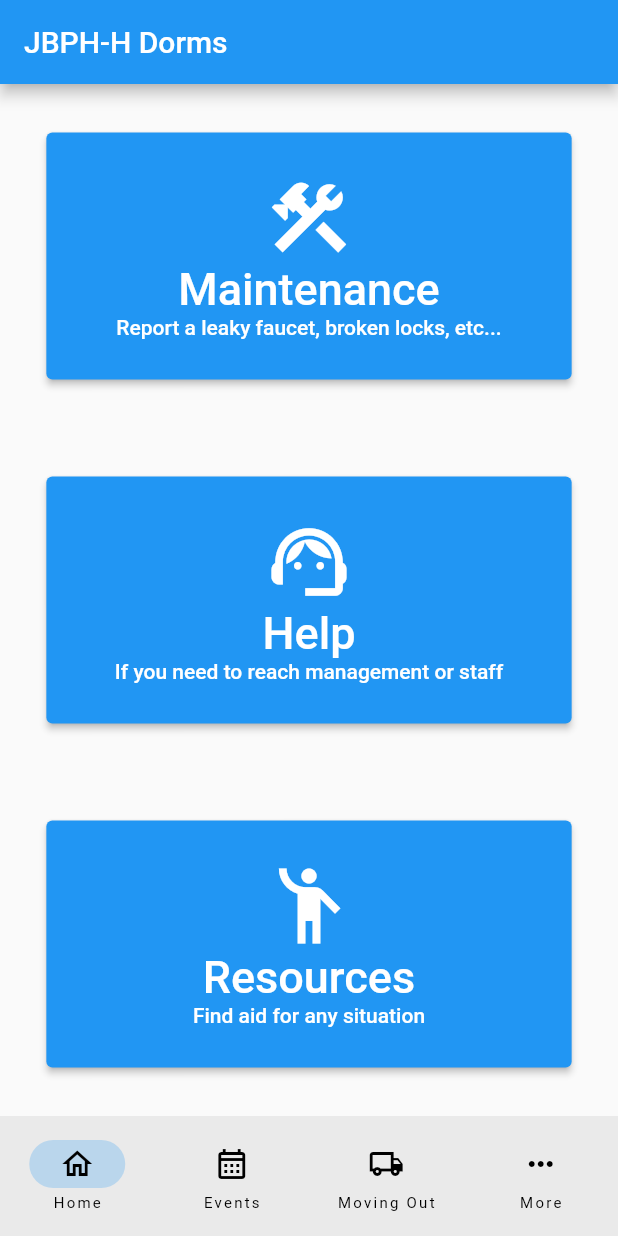
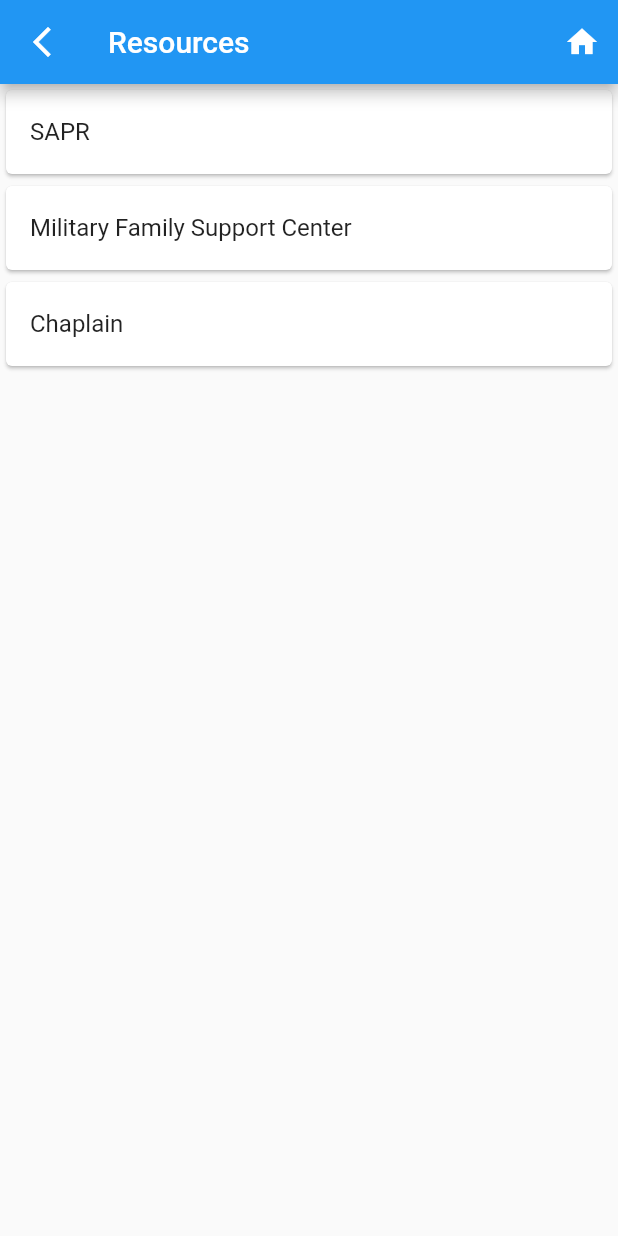
Before and after one commit to Aaron-m-ram/Flutter-Dormitory, a Flutter app: the screen it shows after launch, after a tap on "Resources", on a phone screen of 412 x 824 dp. Run offline on Flutter 3.47's test engine with Material 2 defaults, Android fonts, the phone set to English and light mode, and no system bars.

Commit message:
Resources and Help
Worked on the resource page, cleaned it up and is now complete. Working on help page. Have the delegator viewing the context of the help page. Have appbar but need to add body information

```diff
--- a/flutter_dorm/lib/home_page.dart
+++ b/flutter_dorm/lib/home_page.dart
@@ -1,5 +1,7 @@
 import 'package:flutter/material.dart';
 import 'package:url_launcher/url_launcher.dart';
+import 'package:flutter_dorm/resources.dart';
+import 'package:flutter_dorm/help.dart';
 
 class HomePage extends StatelessWidget {
   const HomePage({super.key});
@@ -41,6 +43,13 @@ class HomePage extends StatelessWidget {
               //padding: const EdgeInsets.all(100.0),
             ),
             onPressed: () async {
+              Navigator.of(context).push(
+                MaterialPageRoute(
+                  builder: (BuildContext context) {
+                    return const Help();
+                  },
+                ),
+              );
               debugPrint("You pressed help");
             },
             child: Column(
@@ -62,6 +71,13 @@ class HomePage extends StatelessWidget {
             //padding: const EdgeInsets.all(100.0),
           ),
           onPressed: () {
+            Navigator.of(context).push(
+              MaterialPageRoute(
+                builder: (BuildContext context) {
+                  return const Resources();
+                },
+              ),
+            );
             debugPrint("You pressed Resources");
           },
           child: Column(
--- /dev/null
+++ b/flutter_dorm/lib/resources.dart
@@ -0,0 +1,62 @@
+import 'package:flutter/material.dart';
+import 'package:flutter_dorm/main.dart';
+import 'package:url_launcher/url_launcher.dart';
+
+final items = ['SAPR', 'Military Family Support Center', 'Chaplain'];
+final urlArr = [
+  'https://www.15wing.af.mil/UNITS/15th-Wing-SAPR/',
+  'https://jbphh.greatlifehawaii.com/support/military-family-support-center',
+  'https://jbchapel.info/'
+];
+
+class Resources extends StatefulWidget {
+  const Resources({super.key});
+
+  @override
+  State<Resources> createState() => _ResourcesState();
+}
+
+class _ResourcesState extends State<Resources> {
+  @override
+  Widget build(BuildContext context) {
+    return Scaffold(
+      appBar: AppBar(
+        title: const Text('Resources'),
+        automaticallyImplyLeading: false, //
+        leading: IconButton(
+          onPressed: () {
+            Navigator.of(context).pop();
+          },
+          icon: const Icon(Icons.arrow_back_ios_new),
+        ),
+        actions: [
+          IconButton(
+              onPressed: () {
+                Navigator.pop(context, true);
+                Navigator.pushReplacement(context,
+                    MaterialPageRoute(builder: (context) => const RootPage()));
+                //debugPrint('I wanna got hooooommmmemeee');
+              },
+              icon: const Icon(Icons.home))
+        ],
+      ),
+      body: ListView.builder(
+        itemCount: items.length,
+        itemBuilder: (context, index) {
+          return GestureDetector(
+            onTap: () async {
+              Uri resourcesList = Uri.parse(urlArr[index]);
+              launchUrl(resourcesList);
+              //debugPrint("You pressed ${items[index]}");
+            },
+            child: Card(
+              child: ListTile(
+                title: Text(items[index]),
+              ),
+            ),
+          );
+        },
+      ),
+    );
+  }
+}
```
Also changed, not shown: flutter_dorm/lib/help.dart (added, +38 -0 lines), flutter_dorm/lib/more.dart (+7 -13 lines).
